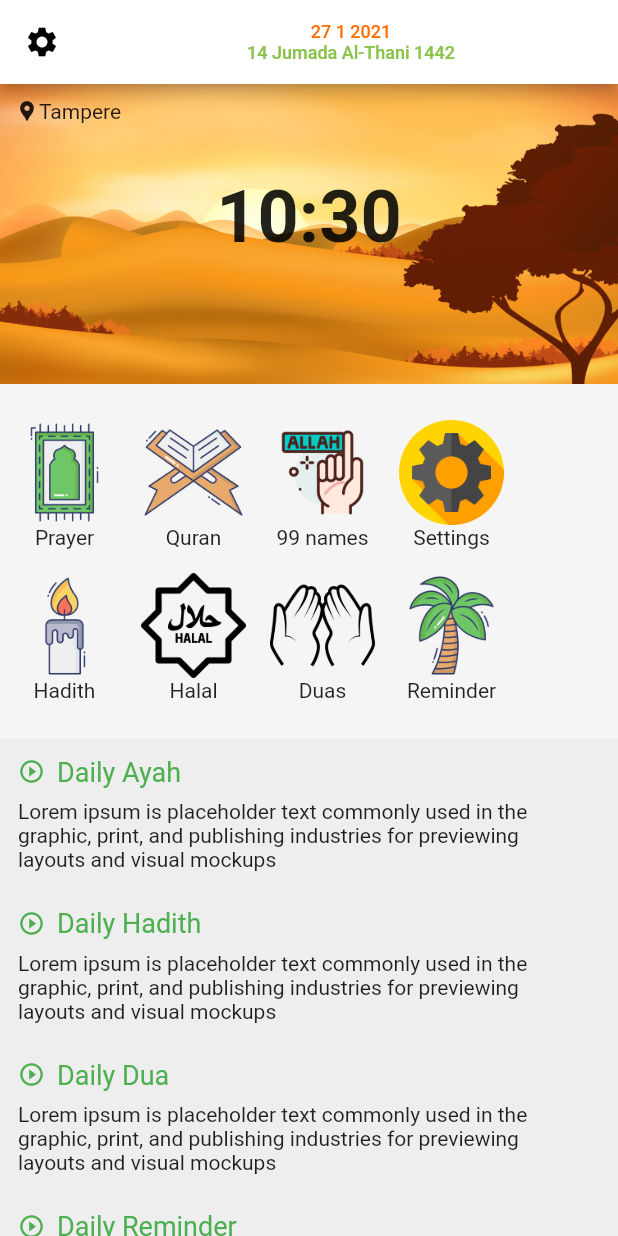
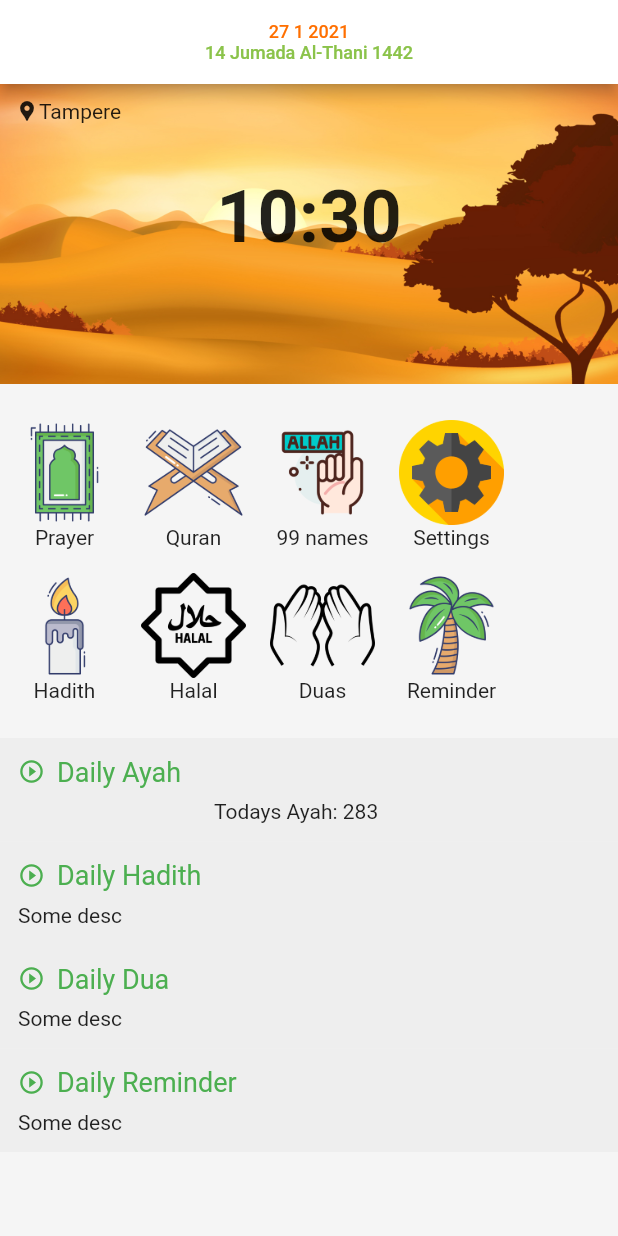
Before and after one commit to almumin/almuslim, a Flutter app: the screen it shows after launch, on a phone screen of 412 x 824 dp. Run offline on Flutter 3.47's test engine with Material 2 defaults, Android fonts, the phone set to English and light mode, and no system bars; our stand-ins replace adhan, hijri, hive, location, sqflite; accounts and stored records are empty.

Commit message:
add hive support
- added hive support for the app
- attached hive to the home Screen

```diff
--- /dev/null
+++ b/lib/models/constants.dart
@@ -0,0 +1,2 @@
+const TotalAyah = 6236;
+const TotalSurah = 114;
--- a/lib/screens/home.dart
+++ b/lib/screens/home.dart
@@ -8,13 +8,20 @@ import 'package:flutter/cupertino.dart';
 import 'package:flutter/material.dart';
 import 'package:hijri/hijri_calendar.dart';
 import 'package:intl/intl.dart';
+import 'package:hive/hive.dart';
 
 class HomeView extends StatelessWidget {
+  final Box box;
+
+  HomeView({Key key, @required this.box}) : super(key: key);
+
   HijriCalendar _hijriToday = new HijriCalendar.now();
   DateTime today = DateTime.now();
 
   @override
   Widget build(BuildContext context) {
+    var ayah = box.get('dailyAyah');
+
     return Scaffold(
         appBar: AppBar(
           title: Padding(
@@ -26,7 +33,7 @@ class HomeView extends StatelessWidget {
                     "${today.day} ${today.month} ${today.year}",
                     textAlign: TextAlign.center,
                     style:
-                        TextStyle(color: Colors.amber.shade900, fontSize: 12),
+                    TextStyle(color: Colors.amber.shade900, fontSize: 12),
                   ),
                   Text(
                     "${_hijriToday.hDay} ${_hijriToday.longMonthName} ${_hijriToday.hYear}",
@@ -38,13 +45,13 @@ class HomeView extends StatelessWidget {
             ),
           ),
           backgroundColor: Colors.white,
-          leading: InkWell(
+          /*leading: InkWell(
               child: Icon(
                 Icons.settings,
                 color: Colors.black,
               ),
             onTap: () => { Navigator.push(context, MaterialPageRoute(builder: (context) => SettingsHome())) },
-          ),
+          ),*/
         ),
         backgroundColor: Colors.grey.shade100,
         body: ListView(children: [
@@ -165,15 +172,21 @@ class HomeView extends StatelessWidget {
           ),
           HomeHeadingWidget(
             headingTitle: "Daily Ayah",
+            widgets: Column(
+              children: [Text('Todays Ayah: $ayah')],
+            ),
           ),
           HomeHeadingWidget(
             headingTitle: "Daily Hadith",
+            widgets: Text("Some desc"),
           ),
           HomeHeadingWidget(
             headingTitle: "Daily Dua",
+            widgets: Text("Some desc"),
           ),
           HomeHeadingWidget(
             headingTitle: "Daily Reminder",
+            widgets: Text("Some desc"),
           ),
         ]));
   }
--- a/lib/screens/quran.dart
+++ b/lib/screens/quran.dart
@@ -4,6 +4,7 @@ import 'package:almuslim/widgets/surahs.dart';
 import 'package:flutter/cupertino.dart';
 import 'package:flutter/material.dart';
 import 'package:provider/provider.dart';
+import 'package:hive/hive.dart';
 
 class QuranHome extends StatefulWidget {
   @override
--- a/lib/widgets/home-heading-with-content.dart
+++ b/lib/widgets/home-heading-with-content.dart
@@ -3,9 +3,12 @@ import 'package:flutter/material.dart';
 
 class HomeHeadingWidget extends StatelessWidget {
   final String headingTitle;
+  final Widget widgets;
+
   const HomeHeadingWidget({
     Key key,
     this.headingTitle,
+    this.widgets,
   }) : super(key: key);
 
   @override
@@ -39,9 +42,7 @@ class HomeHeadingWidget extends StatelessWidget {
             ),
             Container(
               width: MediaQuery.of(context).size.width * 0.9,
-              child: Text(
-                "Lorem ipsum is placeholder text commonly used in the graphic, print, and publishing industries for previewing layouts and visual mockups",
-              ),
+              child: widgets,
             )
           ],
         ),
--- a/pubspec.yaml
+++ b/pubspec.yaml
@@ -33,9 +33,15 @@ dependencies:
   provider: ^4.3.2+3
   location: ^3.2.4
 
+  hive: ^1.4.4+1
+  hive_flutter: ^0.3.1
+
 dev_dependencies:
   flutter_test:
     sdk: flutter
+
+  hive_generator: ^0.8.2
+  build_runner: ^1.11.0
 
 # For information on the generic Dart part of this file, see the
 # following page: https://dart.dev/tools/pub/pubspec
```
Also changed, not shown: lib/main.dart (+14 -2 lines), pubspec.lock.
